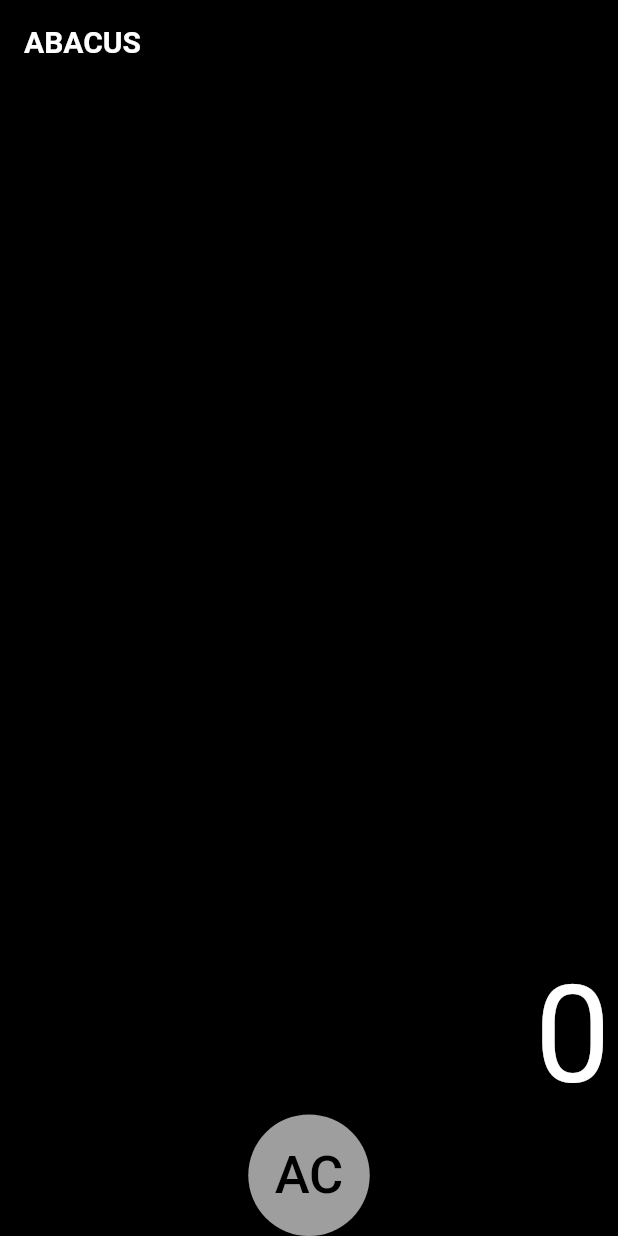
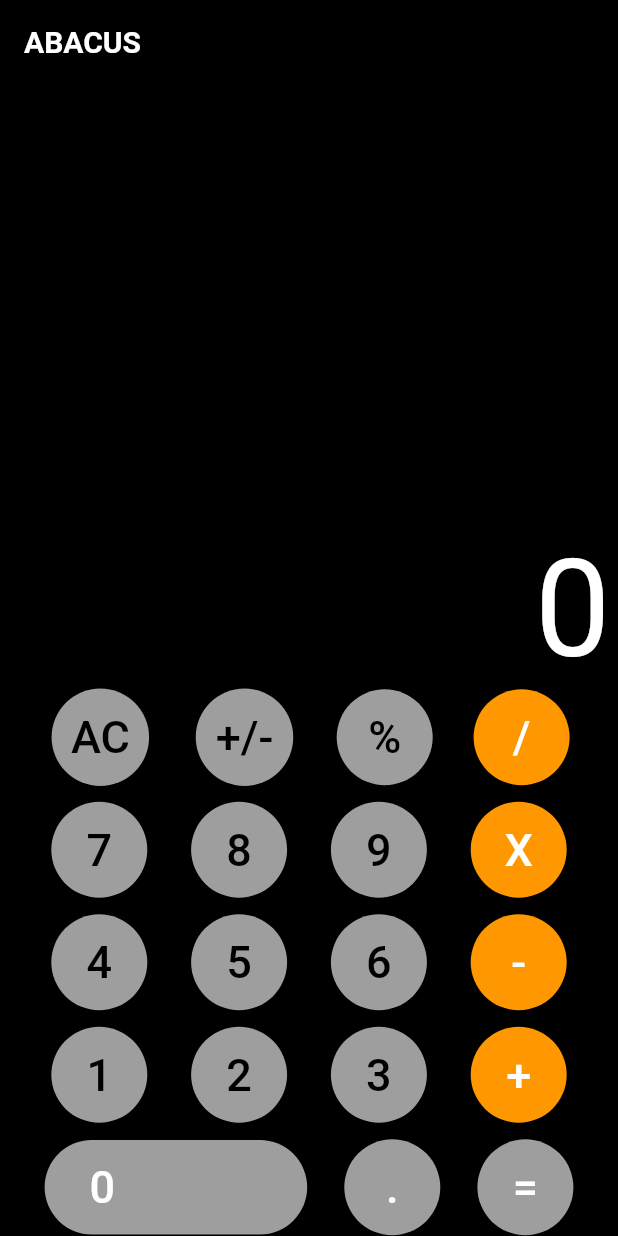
Before and after one commit to Himal-Thapa1/project_abacus, a Flutter app: the screen it shows after launch, on a phone screen of 412 x 824 dp. Run offline on Flutter 3.47's test engine with Material 2 defaults, Android fonts, the phone set to English and light mode, and no system bars; our stand-ins replace google_fonts; Roboto replaces fonts that are missing (Itim).

Commit message:
add remainng buttons, stiil gotta align them

```diff
--- a/lib/reusable_Widgets/calc_button.dart
+++ b/lib/reusable_Widgets/calc_button.dart
@@ -9,7 +9,7 @@ Widget calcbutton(String btntxt, Color btncolor, Color txtcolor) {
       child: Text(
         btntxt,
         style: TextStyle(
-          fontSize: 35,
+          fontSize: 30,
           color: txtcolor,
         ),
       ),
@@ -17,7 +17,7 @@ Widget calcbutton(String btntxt, Color btncolor, Color txtcolor) {
         // backgroundColor: btncolor,
         backgroundColor: MaterialStatePropertyAll<Color>(btncolor),
         shape: MaterialStatePropertyAll(CircleBorder()),
-        padding: MaterialStatePropertyAll(EdgeInsets.all(20)),
+        padding: MaterialStatePropertyAll(EdgeInsets.all(15)),
       ),
     ),
   );
--- a/lib/screen/home_screen.dart
+++ b/lib/screen/home_screen.dart
@@ -58,6 +58,76 @@ class _homeScreenState extends State<homeScreen> {
                 mainAxisAlignment: MainAxisAlignment.spaceEvenly,
                 children: [
                   calcbutton('AC', Colors.grey, black),
+                  calcbutton('+/-', Colors.grey, black),
+                  calcbutton('%', Colors.grey, black),
+                  calcbutton('/', accentColor, white),
+                ],
+              ),
+              SizedBox(
+                height: 10,
+              ),
+              //
+              Row(
+                mainAxisAlignment: MainAxisAlignment.spaceEvenly,
+                children: [
+                  calcbutton('7', Colors.grey, black),
+                  calcbutton('8', Colors.grey, black),
+                  calcbutton('9', Colors.grey, black),
+                  calcbutton('X', accentColor, white),
+                ],
+              ),
+              SizedBox(
+                height: 10,
+              ),
+              Row(
+                mainAxisAlignment: MainAxisAlignment.spaceEvenly,
+                children: [
+                  calcbutton('4', Colors.grey, black),
+                  calcbutton('5', Colors.grey, black),
+                  calcbutton('6', Colors.grey, black),
+                  calcbutton('-', accentColor, white),
+                ],
+              ),
+              SizedBox(
+                height: 10,
+              ),
+              Row(
+                mainAxisAlignment: MainAxisAlignment.spaceEvenly,
+                children: [
+                  calcbutton('1', Colors.grey, black),
+                  calcbutton('2', Colors.grey, black),
+                  calcbutton('3', Colors.grey, black),
+                  calcbutton('+', accentColor, white),
+                ],
+              ),
+              SizedBox(
+                height: 10,
+              ),
+              Row(
+                mainAxisAlignment: MainAxisAlignment.spaceEvenly,
+                children: [
+                  ElevatedButton(
+                    onPressed: () {
+                      //later wii add the function
+                    },
+                    child: Text(
+                      "0",
+                      textAlign: TextAlign.justify,
+                      style: TextStyle(
+                        fontSize: 30,
+                        color: white,
+
+                      ),
+                    ),
+                    style: ButtonStyle(
+                      backgroundColor: MaterialStatePropertyAll(Colors.grey),
+                      shape: MaterialStatePropertyAll(StadiumBorder()),
+                      padding: MaterialStatePropertyAll(
+                          EdgeInsets.fromLTRB(30, 14, 128, 14)),
+                    ),
+                  ),
+                  calcbutton('.', Colors.grey, white),
+                  calcbutton("=", Colors.grey, white),
                 ],
               )
             ],
```
